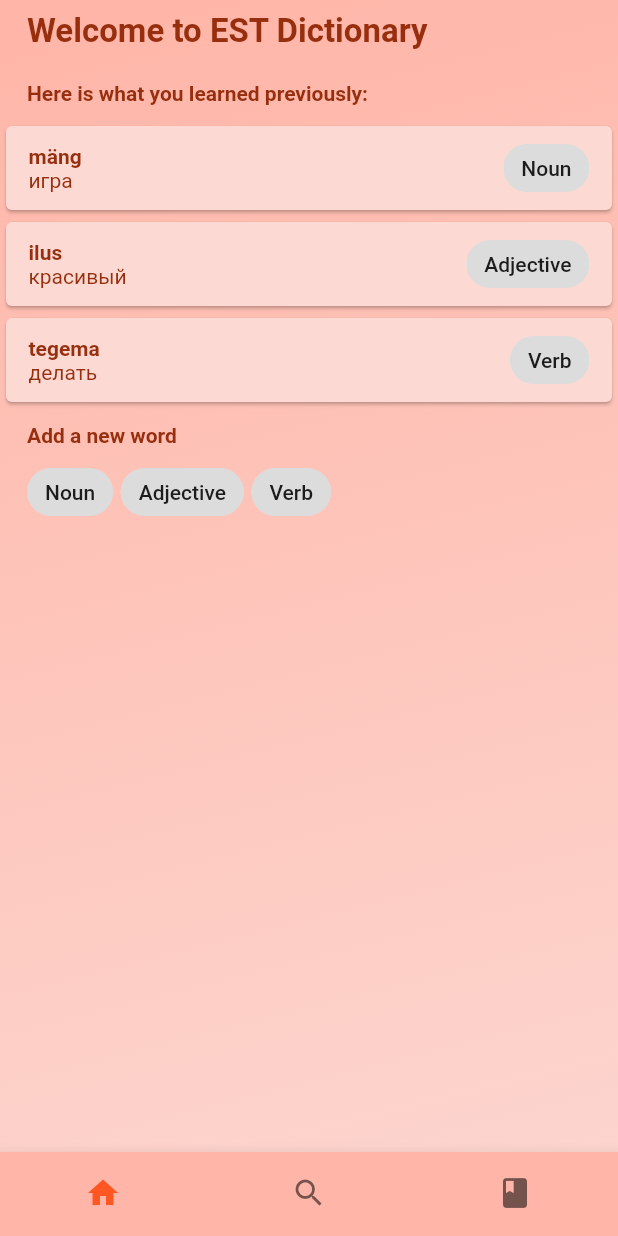
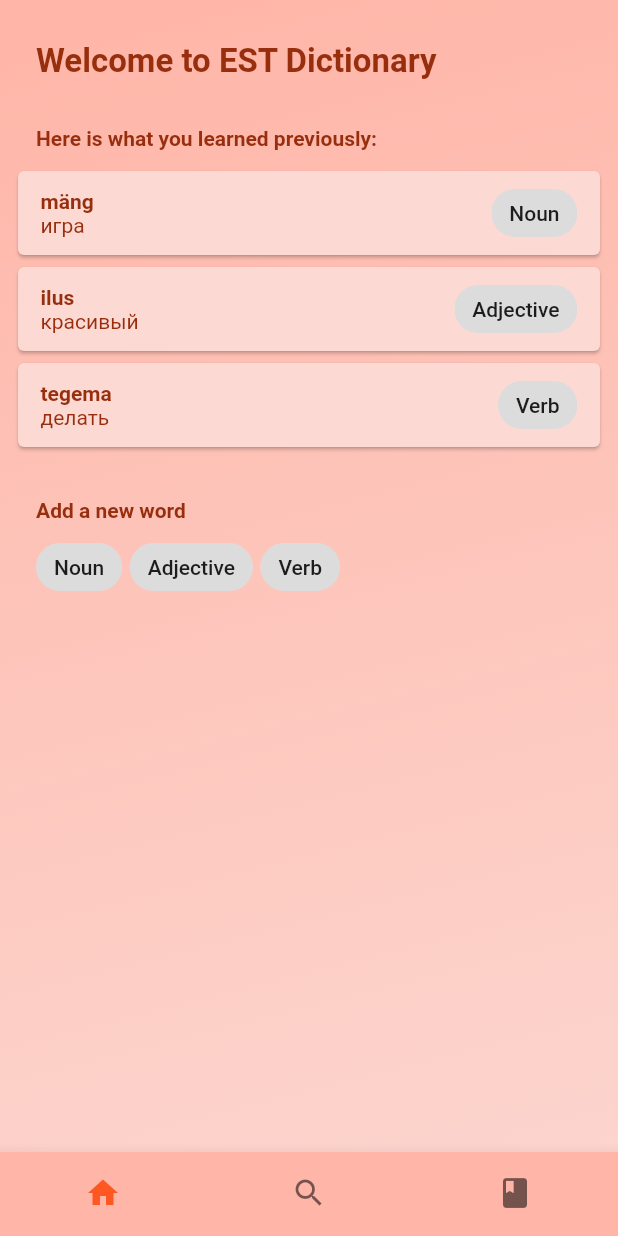
Before and after one commit to kirillsun1/estdict, a Flutter app: the screen it shows after launch, on a phone screen of 412 x 824 dp. Run offline on Flutter 3.47's test engine with Material 2 defaults, Android fonts, the phone set to English and light mode, and no system bars; our stand-ins replace bloc, flutter_bloc.

Commit message:
Improve design

```diff
--- a/lib/app/home/home_page.dart
+++ b/lib/app/home/home_page.dart
@@ -32,13 +32,16 @@ class _HomePageView extends StatelessWidget {
             SizedBox(
               height: MediaQuery.of(context).padding.top,
             ),
-            createWelcomeBar(),
             SizedBox(
               height: 20,
             ),
+            createWelcomeBar(),
+            SizedBox(
+              height: 30,
+            ),
             LastAddedWords(),
             SizedBox(
-              height: 10,
+              height: 30,
             ),
             createNewWordBar()
           ],
@@ -61,7 +64,7 @@ class _HomePageView extends StatelessWidget {
 
 Widget createWelcomeBar() {
   return Padding(
-    padding: const EdgeInsets.only(top: 8.0, left: 18, right: 18),
+    padding: const EdgeInsets.only(top: 8.0, left: 24, right: 24),
     child: Text(
       'Welcome to EST Dictionary',
       textAlign: TextAlign.left,
@@ -89,19 +92,13 @@ class LastAddedWords extends StatelessWidget {
                     crossAxisAlignment: CrossAxisAlignment.start,
                     children: [
                       if (state.loading)
-                        Padding(
-                          padding: const EdgeInsets.only(left: 18, right: 18),
-                          child: Text(
-                            'loading...',
-                            textAlign: TextAlign.left,
-                            style: TextStyle(
-                              fontWeight: FontWeight.bold,
-                            ),
-                          ),
+                        Row(
+                          mainAxisAlignment: MainAxisAlignment.center,
+                          children: [CircularProgressIndicator()],
                         )
                       else ...[
                         Padding(
-                          padding: const EdgeInsets.only(left: 18, right: 18),
+                          padding: const EdgeInsets.only(left: 24, right: 24),
                           child: Text(
                             'Here is what you learned previously:',
                             textAlign: TextAlign.left,
@@ -111,11 +108,14 @@ class LastAddedWords extends StatelessWidget {
                           ),
                         ),
                         SizedBox(height: 10),
-                        Column(
-                          children: [
-                            ...state.words
-                                .map((word) => WordOverview(word: word))
-                          ],
+                        Padding(
+                          padding: const EdgeInsets.only(left: 8, right: 8),
+                          child: Column(
+                            children: [
+                              ...state.words
+                                  .map((word) => WordOverview(word: word))
+                            ],
+                          ),
                         )
                       ]
                     ],
@@ -129,7 +129,7 @@ class LastAddedWords extends StatelessWidget {
 Widget createNewWordBar() {
   var wordTypes = PartOfSpeech.values;
   return Padding(
-      padding: const EdgeInsets.only(left: 18, right: 18),
+      padding: const EdgeInsets.only(left: 24, right: 24),
       child: Row(
         children: [
           Expanded(
```
